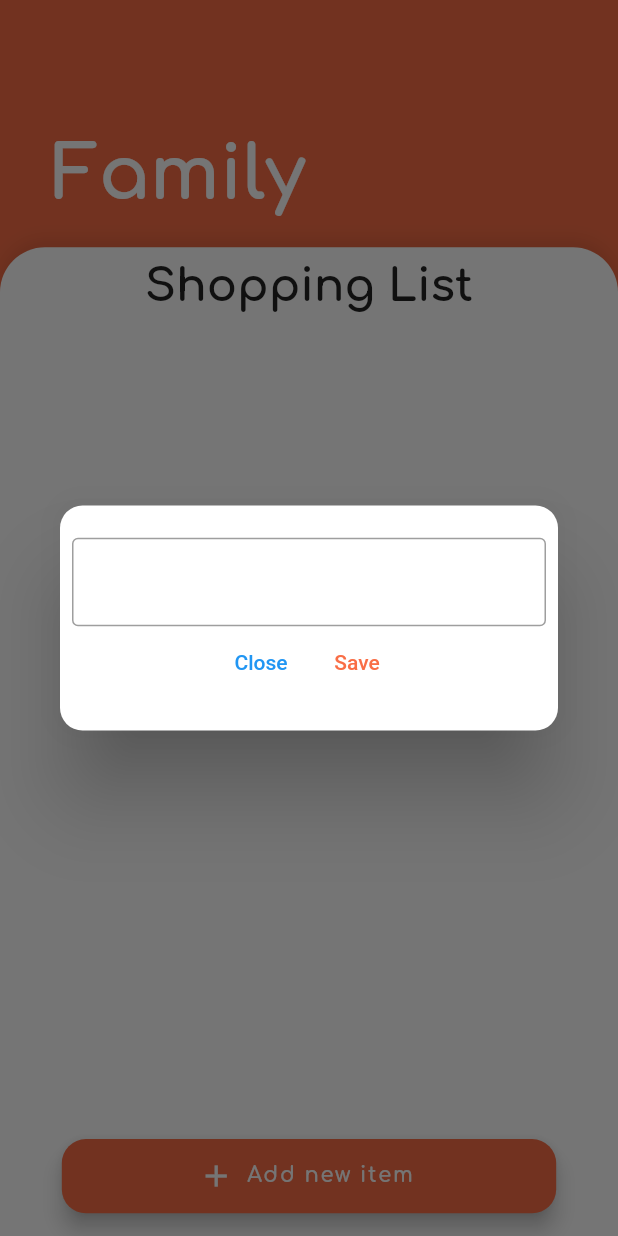
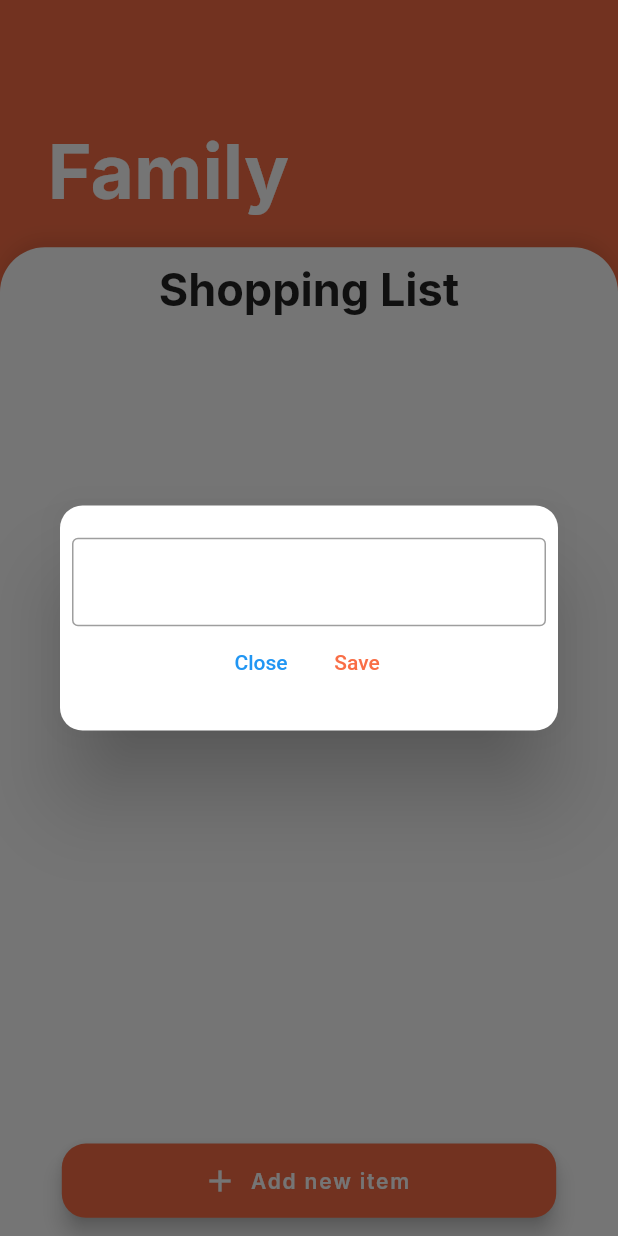
Before and after one commit to aikenahac/shopping-list, a Flutter app: the screen it shows after launch, after a tap on "Add new item", on a phone screen of 412 x 824 dp. Run offline on Flutter 3.47's test engine with Material 2 defaults, Android fonts, the phone set to English and light mode, and no system bars; our stand-ins replace google_fonts; network calls fail.

```diff
--- a/lib/pages/home.page.dart
+++ b/lib/pages/home.page.dart
@@ -163,7 +163,7 @@ class _HomePageState extends State<HomePage> {
               button: AddItemButton(
                 label: Text(
                   'Add new item',
-                  style: GoogleFonts.comfortaa(
+                  style: GoogleFonts.inter(
                     fontWeight: FontWeight.w600,
                   ),
                 ),
--- a/lib/widgets/app_bar.widget.dart
+++ b/lib/widgets/app_bar.widget.dart
@@ -37,7 +37,7 @@ class _SLAppBarState extends State<SLAppBar> {
         padding: const EdgeInsets.all(20.0),
         child: Text(
           '$_familyName Family',
-          style: GoogleFonts.comfortaa(
+          style: GoogleFonts.inter(
             fontSize: 50,
             fontWeight: FontWeight.bold,
             color: Colors.white,
--- a/lib/widgets/home_page/list.widget.dart
+++ b/lib/widgets/home_page/list.widget.dart
@@ -47,7 +47,7 @@ class ItemListContainer extends StatelessWidget {
             const SizedBox(height: 10.0),
             Text(
               title,
-              style: GoogleFonts.comfortaa(
+              style: GoogleFonts.inter(
                 fontSize: 30.0,
                 fontWeight: FontWeight.bold,
               ),
--- a/lib/widgets/home_page/list_item.widget.dart
+++ b/lib/widgets/home_page/list_item.widget.dart
@@ -6,14 +6,14 @@ import 'package:shopping_list/widgets/modal.widget.dart';
 
 // Style for the items that are not bought
 // Plain black colored text
-final _notBoughtStyle = GoogleFonts.comfortaa(
+final _notBoughtStyle = GoogleFonts.inter(
   fontSize: 16.0,
   fontWeight: FontWeight.w600,
 );
 
 // Style for the items that are bought
 // Grayed out and line through text
-final _boughtStyle = GoogleFonts.comfortaa(
+final _boughtStyle = GoogleFonts.inter(
   fontSize: 16.0,
   fontWeight: FontWeight.w600,
   color: Colors.grey[600],
```
